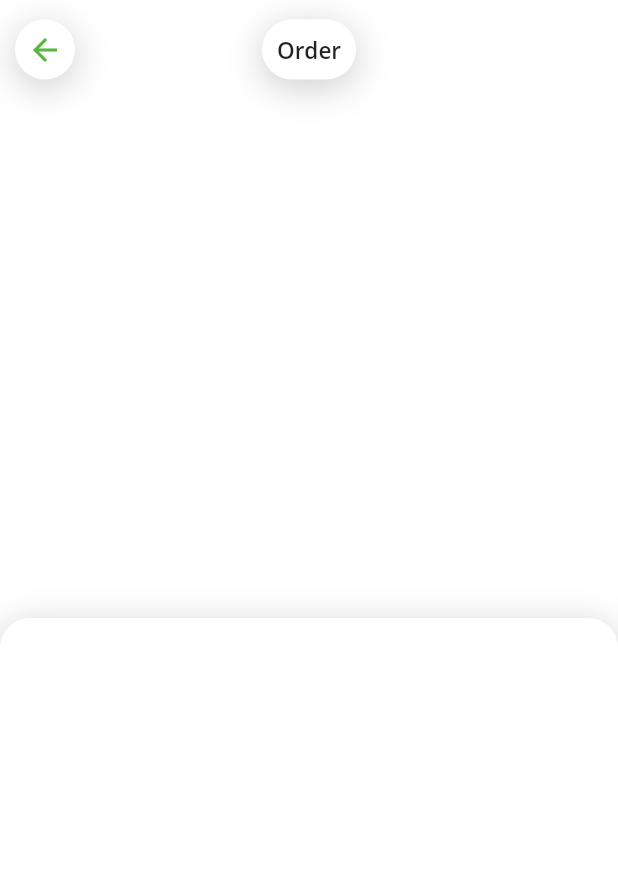
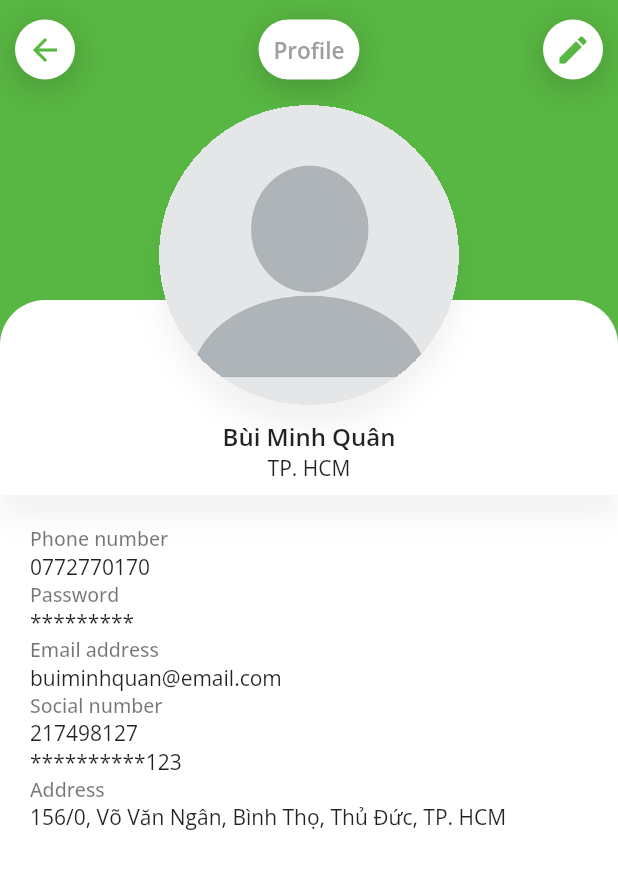
Before and after one commit to mq149/dct_shipper, a Flutter app: the screen it shows after launch, after a tap on the "arrow back" icon, on a phone screen of 412 x 824 dp. Shown: the top 869 px of the screen. Run offline on Flutter 3.47's test engine with Material 2 defaults, Android fonts, the light colour scheme and no system bars; our stand-ins replace google_fonts, marquee; missing offline and left inert: slide_button; network calls fail.

Commit message:
Add simple Profile screen.

```diff
--- a/lib/helpers/config.dart
+++ b/lib/helpers/config.dart
@@ -26,6 +26,8 @@ class Config {
   static Color primaryColor = HexColor.fromHex('#58B742');
   static Color accentColor = Colors.white;
   static Color errorColor = HexColor.fromHex('#EE6666');
+  static Color grey = Colors.grey; //HexColor.fromHex('#747474');
+  static Color lightGrey = HexColor.fromHex('#C4C4C4');
   static Color unselectedWidgetColor = HexColor.fromHex('#E5E5E5');
 
   static Duration animationDuration = const Duration(microseconds: 500);
--- a/lib/helpers/helper.dart
+++ b/lib/helpers/helper.dart
@@ -17,6 +17,10 @@ void printL(Object object) {
 }
 
 class Helper {
+  static Role getShipperRole() {
+    return Role(id: 1, name: 'Shipper');
+  }
+
   static List<Product> getDummyProducts(int numberOfProducts) {
     List<Product> products = [];
     for (var i = 0; i < numberOfProducts; i++) {
--- a/lib/main.dart
+++ b/lib/main.dart
@@ -8,8 +8,11 @@
 import 'route_generator.dart';
 import 'package:flutter/material.dart';
 
+import 'package:dct_shipper/repositories/user_repository.dart' as userRepo;
+
 void main() {
   HttpOverrides.global = MyHttpOverrides();
+  userRepo.login();
   runApp(const MyApp());
 }
 
@@ -19,7 +22,7 @@
   @override
   Widget build(BuildContext context) {
     return MaterialApp(
-        initialRoute: '/Order',
+        initialRoute: '/Profile',
         onGenerateRoute: RouteGenerator.generateRoute,
         debugShowCheckedModeBanner: false,
         theme: ThemeData(
--- /dev/null
+++ b/lib/repositories/user_repository.dart
@@ -0,0 +1,31 @@
+import 'package:dct_shipper/helpers/helper.dart';
+import 'package:dct_shipper/models/data_models/address.dart';
+import 'package:dct_shipper/models/data_models/shipper.dart';
+import 'package:dct_shipper/models/data_models/user.dart';
+
+User currentUser = User.initEmpty();
+Shipper currentShipper = Shipper.initEmpty();
+
+Future<void> login() async {
+  Address address = Address(
+      id: 1,
+      number: '156/0',
+      street: 'Võ Văn Ngân',
+      subdistrict: 'Bình Thọ',
+      district: 'Thủ Đức',
+      city: 'TP. HCM');
+  currentUser = User(1, Helper.getShipperRole(), '0772770170',
+      'buiminhquan@email.com', 'Bùi Minh Quân', address);
+  currentShipper = Shipper(
+      currentUser.id,
+      currentUser.role,
+      currentUser.phoneNumber,
+      currentUser.email,
+      currentUser.fullname,
+      currentUser.address,
+      1,
+      '217498127',
+      true,
+      '12-N5 12755',
+      'Honda Wave');
+}
--- a/lib/route_generator.dart
+++ b/lib/route_generator.dart
@@ -1,3 +1,5 @@
+import 'package:dct_shipper/views/profile.dart';
+
 import 'views/home.dart';
 import 'views/order.dart';
 import 'views/order_detail.dart';
@@ -12,11 +14,13 @@ class RouteGenerator {
       GlobalKey<ScaffoldState> scaffoldKey, RouteArgument args) {
     switch (routeName) {
       case '/':
-      // return HomeWidget(parentScaffoldKey: scaffoldKey);
       case '/Home':
         return HomeScreen(parentScaffoldKey: scaffoldKey);
       case '/Order':
         return OrderScreen(parentScaffoldKey: scaffoldKey);
+
+      case '/Profile':
+        return ProfileScreen(parentScaffoldKey: scaffoldKey);
       default:
         return const SafeArea(child: Text('Screen Error'));
     }
@@ -41,6 +45,8 @@ class RouteGenerator {
         return MaterialPageRoute(
             builder: (_) =>
                 OrderDetailScreen(routeArgument: args as RouteArgument));
+      case '/Profile':
+        return MaterialPageRoute(builder: (_) => ProfileScreen());
       default:
         // If there is no such named route in the switch statement, e.g. /third
         return MaterialPageRoute(
--- /dev/null
+++ b/lib/views/profile.dart
@@ -0,0 +1,134 @@
+import 'package:dct_shipper/helpers/config.dart';
+import 'package:dct_shipper/models/navbar_button.dart';
+import 'package:dct_shipper/repositories/user_repository.dart' as userRepo;
+import 'package:dct_shipper/views/view_elements/navbar_widget.dart';
+import 'package:flutter/material.dart';
+
+class ProfileScreen extends StatefulWidget {
+  final GlobalKey<ScaffoldState>? parentScaffoldKey;
+  // ignore: prefer_const_constructors_in_immutables
+  ProfileScreen({Key? key, this.parentScaffoldKey}) : super(key: key);
+
+  @override
+  _ProfileScreenState createState() => _ProfileScreenState();
+}
+
+class _ProfileScreenState extends State<ProfileScreen> {
+  @override
+  Widget build(BuildContext context) {
+    return Scaffold(
+        extendBodyBehindAppBar: true,
+        backgroundColor: Config.primaryColor,
+        key: widget.parentScaffoldKey,
+        body: SafeArea(
+            child: Stack(
+          children: <Widget>[
+            /// Top bar
+            Positioned(
+                top: 8,
+                left: 0,
+                right: 0,
+                height: 50,
+                child: Container(
+                  padding: const EdgeInsets.fromLTRB(10, 0, 10, 0),
+                  child: NavbarWidget(
+                    title: 'Profile',
+                    leftButton: NavbarButton(
+                        icon: Icons.arrow_back,
+                        iconColor: Theme.of(context).primaryColor,
+                        onPressed: () => {}),
+                    rightButton: NavbarButton(
+                        icon: Icons.edit,
+                        iconColor: Theme.of(context).primaryColor,
+                        onPressed: () => {}),
+                  ),
+                )),
+
+            /// Profile information
+            Positioned(
+                top: 200,
+                left: 0,
+                right: 0,
+                bottom: 0,
+                child: Container(
+                    padding: const EdgeInsets.only(top: 80),
+                    decoration: const BoxDecoration(
+                        color: Colors.white,
+                        borderRadius: BorderRadius.only(
+                            topLeft: Radius.circular(30.0),
+                            topRight: Radius.circular(30.0))),
+                    child: Expanded(
+                      child: Column(
+                        mainAxisAlignment: MainAxisAlignment.start,
+                        crossAxisAlignment: CrossAxisAlignment.stretch,
+                        children: <Widget>[
+                          Container(
+                              height: 50,
+                              decoration: BoxDecoration(
+                                  color: Colors.white,
+                                  boxShadow: Config.getShadow2()),
+                              child: Column(
+                                mainAxisAlignment: MainAxisAlignment.start,
+                                crossAxisAlignment: CrossAxisAlignment.center,
+                                children: <Widget>[
+                                  Text(userRepo.currentUser.fullname,
+                                      style: Theme.of(context)
+                                          .textTheme
+                                          .headline5),
+                                  Text(userRepo.currentUser.address.city)
+                                ],
+                              )),
+                          Container(
+                            padding: const EdgeInsets.fromLTRB(20, 20, 20, 20),
+                            child: Column(
+                                mainAxisAlignment: MainAxisAlignment.start,
+                                crossAxisAlignment: CrossAxisAlignment.start,
+                                children: <Widget>[
+                                  Text(
+                                    'Phone number',
+                                    style: Theme.of(context).textTheme.caption,
+                                  ),
+                                  Text(userRepo.currentUser.phoneNumber),
+                                  Text('Password',
+                                      style:
+                                          Theme.of(context).textTheme.caption),
+                                  Text('*********'),
+                                  Text('Email address',
+                                      style:
+                                          Theme.of(context).textTheme.caption),
+                                  Text(userRepo.currentUser.email),
+                                  Text('Social number',
+                                      style:
+                                          Theme.of(context).textTheme.caption),
+                                  Text(userRepo.currentShipper.socialId),
+                                  Text('**********123'),
+                                  Text('Address',
+                                      style:
+                                          Theme.of(context).textTheme.caption),
+                                  Text(userRepo.currentUser.address
+                                      .getAddress()),
+                                ]),
+                          )
+                        ],
+                      ),
+                    ))),
+
+            /// Profile image
+            Positioned(
+                top: 70,
+                left: 0,
+                right: 0,
+                child: Center(
+                    child: Container(
+                  clipBehavior: Clip.hardEdge,
+                  decoration: BoxDecoration(
+                      borderRadius: Config.getBorderRadius(),
+                      boxShadow: Config.getShadow2()),
+                  height: 200,
+                  width: 200,
+                  child: Image.asset('assets/img/default-profile-image.png'),
+                )))
+          ],
+        )));
+  }
+}
--- a/lib/views/view_elements/navbar_widget.dart
+++ b/lib/views/view_elements/navbar_widget.dart
@@ -54,7 +54,10 @@ class NavbarWidget extends StatelessWidget {
                   : null,
               child: Text(
                 title,
-                style: Theme.of(context).textTheme.headline6,
+                style: Theme.of(context)
+                    .textTheme
+                    .headline6!
+                    .copyWith(color: Colors.grey),
               )),
           rightButton != null
               ? Container(
--- a/pubspec.yaml
+++ b/pubspec.yaml
@@ -62,7 +62,8 @@ flutter:
   uses-material-design: true
 
   # To add assets to your application, add an assets section, like this:
-  # assets:
+  assets:
+    - assets/img/
   #   - images/a_dot_burr.jpeg
   #   - images/a_dot_ham.jpeg
 
```
Also changed, not shown: assets/img/default-profile-image.png (added).
